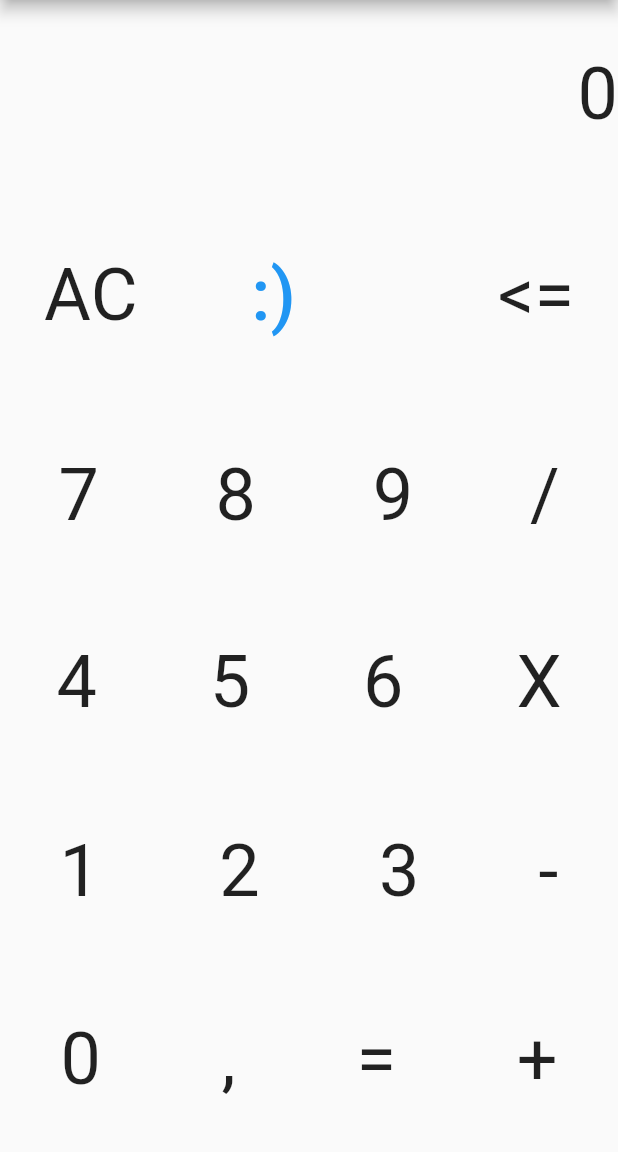
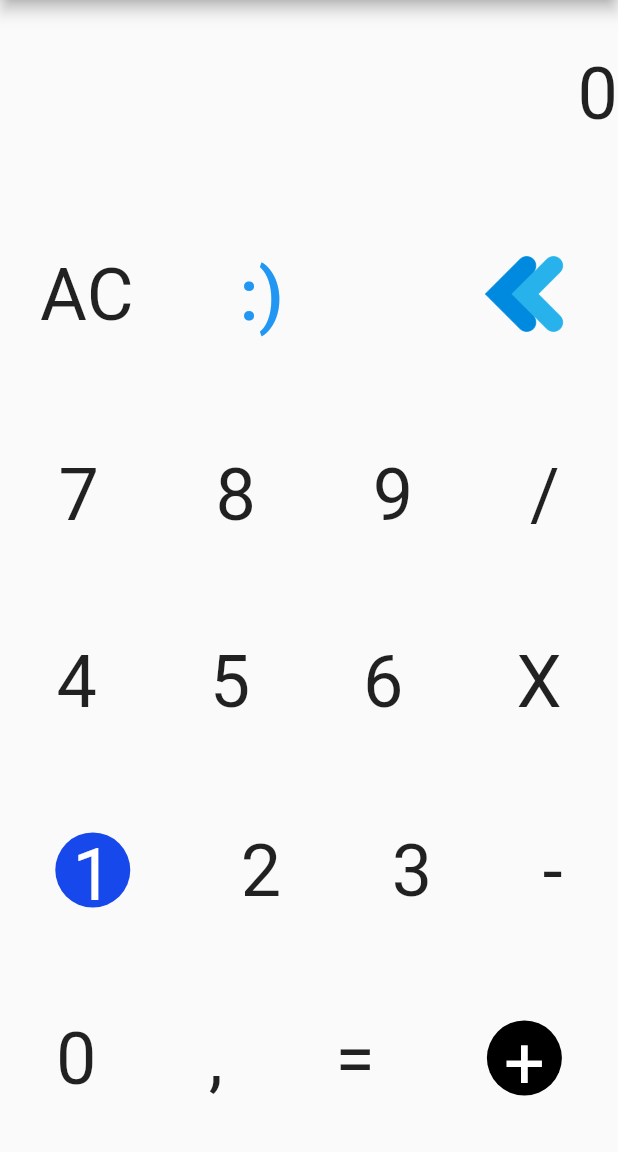
Before and after one commit to julianomarques/Calculadora, a Flutter app: the screen it shows after launch, on a phone screen of 412 x 824 dp, the part 84-1236 px from its top. Run offline on Flutter 3.47's test engine with Material 2 defaults, Android fonts, the phone set to English and light mode, and no system bars; missing offline and left inert: dart:ffi.

Commit message:
finish calc
finalizando

```diff
--- a/lib/main.dart
+++ b/lib/main.dart
@@ -1,3 +1,5 @@
+// ignore_for_file: prefer_const_constructors, prefer_is_empty
+
 import 'dart:ffi';
 
 import 'package:flutter/material.dart';
@@ -103,6 +105,7 @@ class _MyAppState extends State<MyApp> {
         });
 
         break;
+
       case '<=':
         setState(() {
           if (numero.length > 0) {
@@ -110,6 +113,7 @@ class _MyAppState extends State<MyApp> {
           }
         });
         break;
+
       default:
         numero += tecla;
         break;
@@ -119,6 +123,7 @@ class _MyAppState extends State<MyApp> {
   @override
   Widget build(BuildContext context) {
     return MaterialApp(
+      debugShowCheckedModeBanner: false,
       home: Scaffold(
         appBar: AppBar(
           title: const Center(child: Text('Calculadora')),
@@ -155,9 +160,15 @@ class _MyAppState extends State<MyApp> {
                   },
                 ),
                 Text(''),
-                Text(
-                  '<=',
-                  style: TextStyle(fontSize: 48),
+                GestureDetector(
+                  onTap: () => calcular(''),
+                  child: GestureDetector(
+                    onTap: () => calcular('<='),
+                    child: Image.asset(
+                      'assets/images/back.png',
+                      width: 72,
+                    ),
+                  ),
                 ),
               ],
             ),
@@ -234,9 +245,17 @@ class _MyAppState extends State<MyApp> {
               children: [
                 GestureDetector(
                   onTap: () => calcular('1'),
+                  child: Container(
+                    width: 50,
+                    height: 50,
+                    decoration: BoxDecoration(
+                        borderRadius: BorderRadius.circular(50),
+                        color: Color.fromARGB(255, 22, 72, 236)),
+                    child: Center(
                         child: Text(
                       '1',
-                    style: TextStyle(fontSize: 48),
+                      style: TextStyle(fontSize: 48, color: Colors.white),
+                    )),
                   ),
                 ),
                 GestureDetector(
@@ -288,11 +307,18 @@ class _MyAppState extends State<MyApp> {
                 ),
                 GestureDetector(
                     onTap: () => calcular('+'),
+                    child: Container(
+                        width: 50,
+                        height: 50,
+                        decoration: BoxDecoration(
+                            borderRadius: BorderRadius.circular(50),
+                            color: Colors.black),
+                        child: Center(
                           child: Text(
                             '+',
-                    style: TextStyle(fontSize: 48),
+                            style: TextStyle(fontSize: 48, color: Colors.white),
                           ),
-                ),
+                        ))),
               ],
             ),
           ],
--- a/pubspec.yaml
+++ b/pubspec.yaml
@@ -63,6 +63,11 @@ flutter:
   #   - images/a_dot_burr.jpeg
   #   - images/a_dot_ham.jpeg
 
+  assets:
+   - assets/images/back.png
+
+
+
   # An image asset can refer to one or more resolution-specific "variants", see
   # https://flutter.dev/assets-and-images/#resolution-aware
 
```
Also changed, not shown: assets/images/back.png (added), assets/images/n1.png (added), assets/images/n2.png (added). Lines whose indentation alone changed are shown as unchanged.
